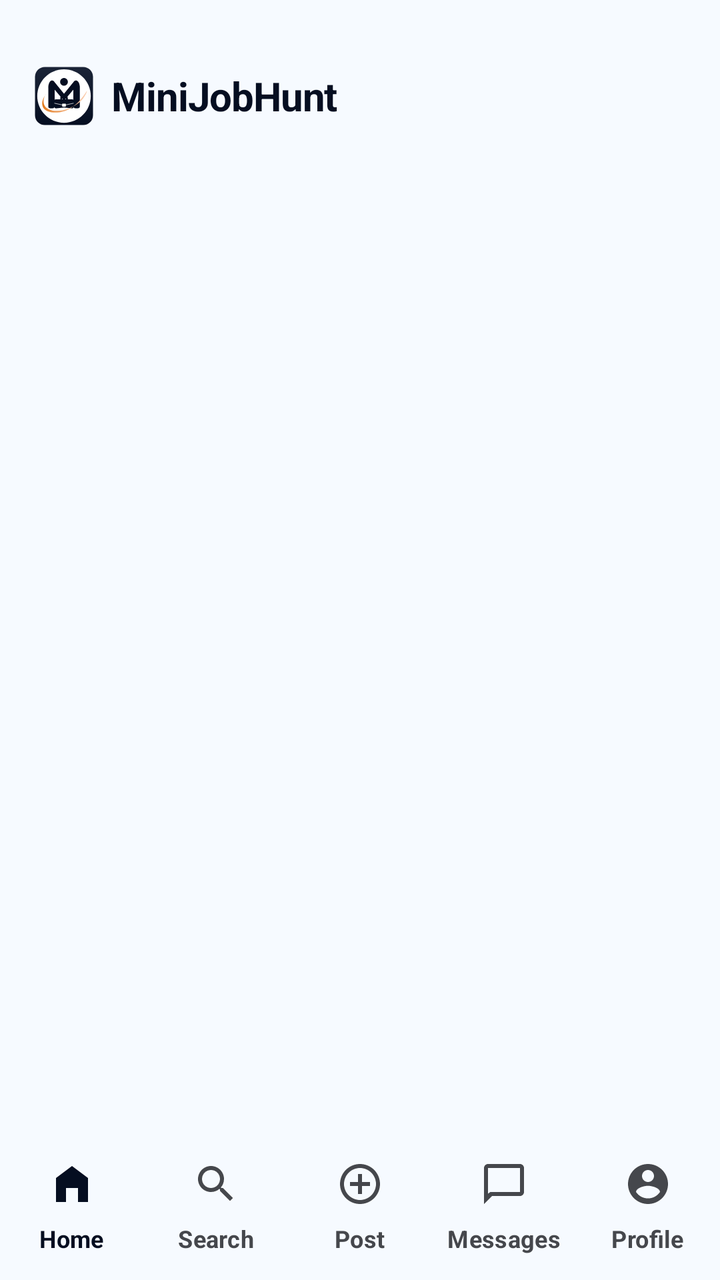
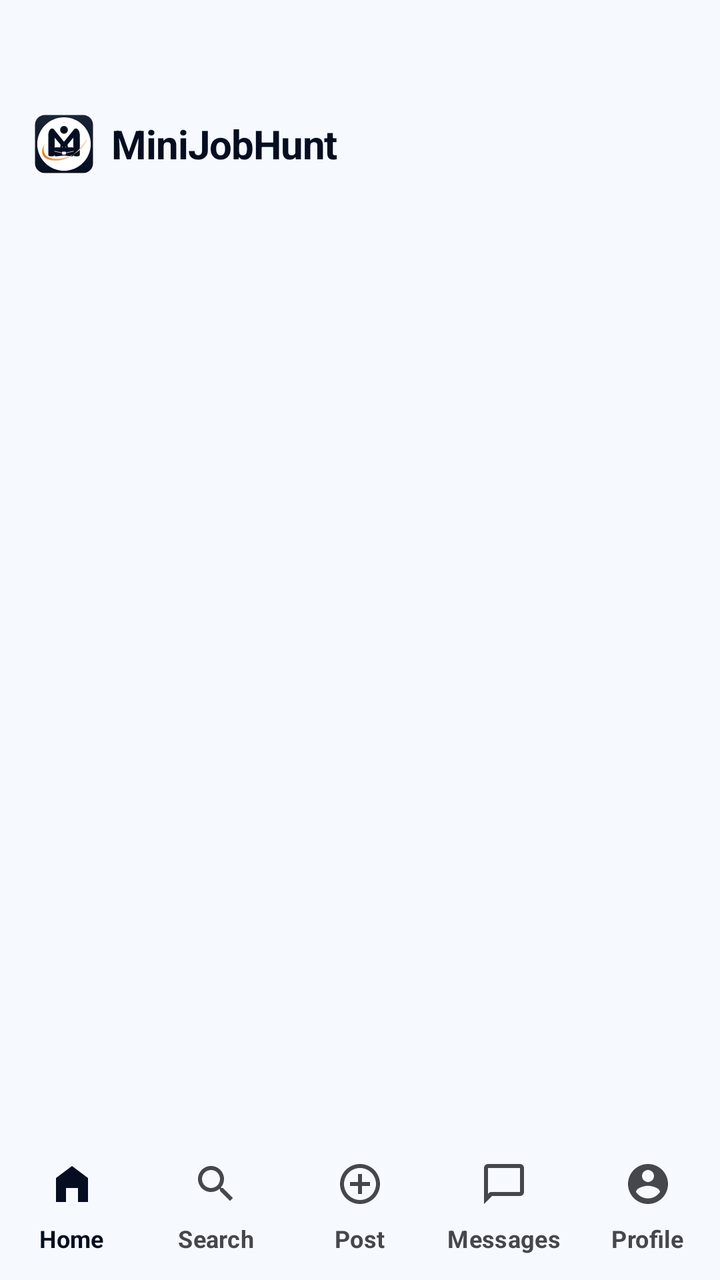

An Android layout rendered at two revisions. The XML below is the earlier revision; the diff shows what the commit changed to produce the second picture.
<!-- AndroidManifest.xml: application theme Theme.MiniJobHunt -->
<!-- res/layout/activity_main.xml -->
<?xml version="1.0" encoding="utf-8"?>
<LinearLayout
    xmlns:android="http://schemas.android.com/apk/res/android"
    xmlns:app="http://schemas.android.com/apk/res-auto"
    android:layout_width="match_parent"
    android:layout_height="match_parent"
    android:orientation="vertical"
    android:background="@color/background">

    <androidx.appcompat.widget.Toolbar
        android:id="@+id/toolbar"
        android:layout_width="match_parent"
        android:layout_height="wrap_content"
        android:minHeight="?attr/actionBarSize"
        android:paddingTop="32dp"
        android:background="@color/surface"
        android:elevation="4dp"
        app:contentInsetStart="0dp">

        <LinearLayout
            android:layout_width="wrap_content"
            android:layout_height="wrap_content"
            android:gravity="center_vertical"
            android:paddingHorizontal="16dp"
            android:orientation="horizontal">

            <ImageView
                android:layout_width="32dp"
                android:layout_height="32dp"
                android:src="@drawable/ic_mainlogo"
                android:contentDescription="MiniJobHunt Logo" />

            <TextView
                android:layout_width="wrap_content"
                android:layout_height="wrap_content"
                android:layout_marginStart="8dp"
                android:text="MiniJobHunt"
                android:textColor="@color/primary"
                android:textSize="20sp"
                android:textStyle="bold"
                android:letterSpacing="-0.02" />
        </LinearLayout>

    </androidx.appcompat.widget.Toolbar>

    
    <FrameLayout
        android:id="@+id/fragment_container"
        android:layout_width="match_parent"
        android:layout_height="0dp"
        android:layout_weight="1"
        android:background="@color/background" />

    
    <com.google.android.material.bottomnavigation.BottomNavigationView
        android:id="@+id/bottomNav"
        android:layout_width="match_parent"
        android:layout_height="72dp"
        android:background="@color/surface"
        android:elevation="12dp"
        app:itemIconTint="@color/nav_item_color"
        app:itemTextColor="@color/nav_item_color"
        app:itemRippleColor="@color/primary_light"
        app:labelVisibilityMode="labeled"
        app:menu="@menu/bottom_menu" />

</LinearLayout>
<!-- resources referenced by this layout -->
<resources>
  <color name="background">#f6faff</color>
  <color name="primary">#050e21</color>
  <color name="primary_light">#d9e2fc</color>
  <color name="surface">#f6faff</color>
  <!-- drawable ic_mainlogo: vector/xml drawable (drawable, 3696 chars, omitted) -->
  <style name="Theme.MiniJobHunt" parent="Base.Theme.MiniJobHunt" />
  <style name="Base.Theme.MiniJobHunt" parent="Theme.Material3.DayNight.NoActionBar">
          <item name="colorPrimary">@color/primary</item>
          <item name="colorOnPrimary">@color/white</item>
          <item name="colorPrimaryContainer">@color/primary_container</item>
          <item name="colorOnPrimaryContainer">@color/on_primary_container</item>
  
          <item name="colorSecondary">@color/secondary</item>
          <item name="colorOnSecondary">@color/white</item>
  
          <item name="android:windowBackground">@color/background</item>
          <item name="android:statusBarColor">@color/background</item>
          <item name="android:windowLightStatusBar">true</item>
  
          
          <item name="textAppearanceHeadlineLarge">@style/AppText.HeadlineLarge</item>
          <item name="textAppearanceTitleMedium">@style/AppText.TitleMedium</item>
          <item name="textAppearanceBodyLarge">@style/AppText.BodyLarge</item>
          <item name="textAppearanceLabelMedium">@style/AppText.LabelMedium</item>
      </style>
  <color name="white">#FFFFFF</color>
  <color name="primary_container">#1b2437</color>
  <color name="on_primary_container">#828ba2</color>
  <color name="secondary">#5c5f60</color>
  <style name="AppText.HeadlineLarge">
          <item name="android:textSize">24sp</item>
          <item name="android:textStyle">bold</item>
          <item name="android:textColor">@color/text_primary</item>
          <item name="android:letterSpacing">-0.02</item>
      </style>
  <style name="AppText.TitleMedium">
          <item name="android:textSize">18sp</item>
          <item name="android:textStyle">bold</item>
          <item name="android:textColor">@color/text_primary</item>
      </style>
  <style name="AppText.BodyLarge">
          <item name="android:textSize">16sp</item>
          <item name="android:textColor">@color/text_secondary</item>
      </style>
  <style name="AppText.LabelMedium">
          <item name="android:textSize">12sp</item>
          <item name="android:textStyle">bold</item>
          <item name="android:textColor">@color/text_muted</item>
          <item name="android:letterSpacing">0.01</item>
      </style>
  <color name="text_primary">#141d23</color>
  <color name="text_secondary">#45474c</color>
  <color name="text_muted">#76777d</color>
</resources>

<!-- the commit's change to res/layout/activity_main.xml (unified diff, before → after) -->
@@ -10,36 +10,54 @@
     <androidx.appcompat.widget.Toolbar
         android:id="@+id/toolbar"
         android:layout_width="match_parent"
-        android:layout_height="wrap_content"
-        android:minHeight="?attr/actionBarSize"
-        android:paddingTop="32dp"
+        android:layout_height="100dp"
         android:background="@color/surface"
         android:elevation="4dp"
         app:contentInsetStart="0dp">
 
-        <LinearLayout
-            android:layout_width="wrap_content"
-            android:layout_height="wrap_content"
-            android:gravity="center_vertical"
-            android:paddingHorizontal="16dp"
-            android:orientation="horizontal">
+        <RelativeLayout
+            android:layout_width="match_parent"
+            android:layout_height="match_parent">
 
-            <ImageView
-                android:layout_width="32dp"
-                android:layout_height="32dp"
-                android:src="@drawable/ic_mainlogo"
-                android:contentDescription="MiniJobHunt Logo" />
+            <LinearLayout
+                android:id="@+id/branding_layout"
+                android:layout_width="wrap_content"
+                android:layout_height="wrap_content"
+                android:layout_alignParentBottom="true"
+                android:layout_marginBottom="12dp"
+                android:gravity="center_vertical"
+                android:paddingHorizontal="16dp"
+                android:orientation="horizontal">
+
+                <ImageView
+                    android:layout_width="32dp"
+                    android:layout_height="32dp"
+                    android:src="@drawable/ic_mainlogo"
+                    android:contentDescription="MiniJobHunt Logo" />
+
+                <TextView
+                    android:layout_width="wrap_content"
+                    android:layout_height="wrap_content"
+                    android:layout_marginStart="8dp"
+                    android:text="MiniJobHunt"
+                    android:textColor="@color/primary"
+                    android:textSize="20sp"
+                    android:textStyle="bold"
+                    android:letterSpacing="-0.02" />
+            </LinearLayout>
 
             <TextView
+                android:id="@+id/toolbar_title"
                 android:layout_width="wrap_content"
                 android:layout_height="wrap_content"
-                android:layout_marginStart="8dp"
-                android:text="MiniJobHunt"
-                android:textColor="@color/primary"
-                android:textSize="20sp"
+                android:layout_alignParentBottom="true"
+                android:layout_marginBottom="16dp"
+                android:textColor="@color/text_primary"
+                android:textSize="18sp"
                 android:textStyle="bold"
-                android:letterSpacing="-0.02" />
-        </LinearLayout>
+                android:visibility="gone"
+                android:layout_marginStart="16dp"/>
+        </RelativeLayout>
 
     </androidx.appcompat.widget.Toolbar>
 
